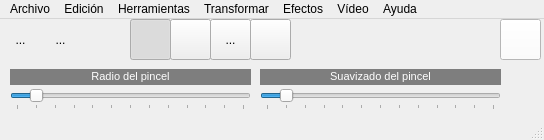
Old version of the form mainwindow.ui in the repository pjmeca/QFotoPaint5.
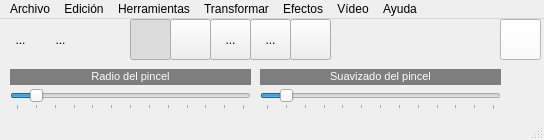
New version of the form. Icons and pictures are not drawn.

```diff
--- a/mainwindow.ui
+++ b/mainwindow.ui
@@ -274,7 +274,7 @@
    <widget class="QToolButton" name="toolButton_6">
     <property name="geometry">
      <rect>
-      <x>250</x>
+      <x>290</x>
       <y>0</y>
       <width>41</width>
       <height>41</height>
@@ -345,6 +345,29 @@
      <bool>true</bool>
     </property>
    </widget>
+   <widget class="QToolButton" name="toolButton_8">
+    <property name="geometry">
+     <rect>
+      <x>250</x>
+      <y>0</y>
+      <width>41</width>
+      <height>41</height>
+     </rect>
+    </property>
+    <property name="text">
+     <string>...</string>
+    </property>
+    <property name="icon">
+     <iconset resource="recursos.qrc">
+      <normaloff>:/imagenes/elipse.png</normaloff>:/imagenes/elipse.png</iconset>
+    </property>
+    <property name="checkable">
+     <bool>true</bool>
+    </property>
+    <property name="autoExclusive">
+     <bool>true</bool>
+    </property>
+   </widget>
   </widget>
   <widget class="QMenuBar" name="menuBar">
    <property name="geometry">
```
Left out of the diff: 14 changed lines with no effect on the pictures.
